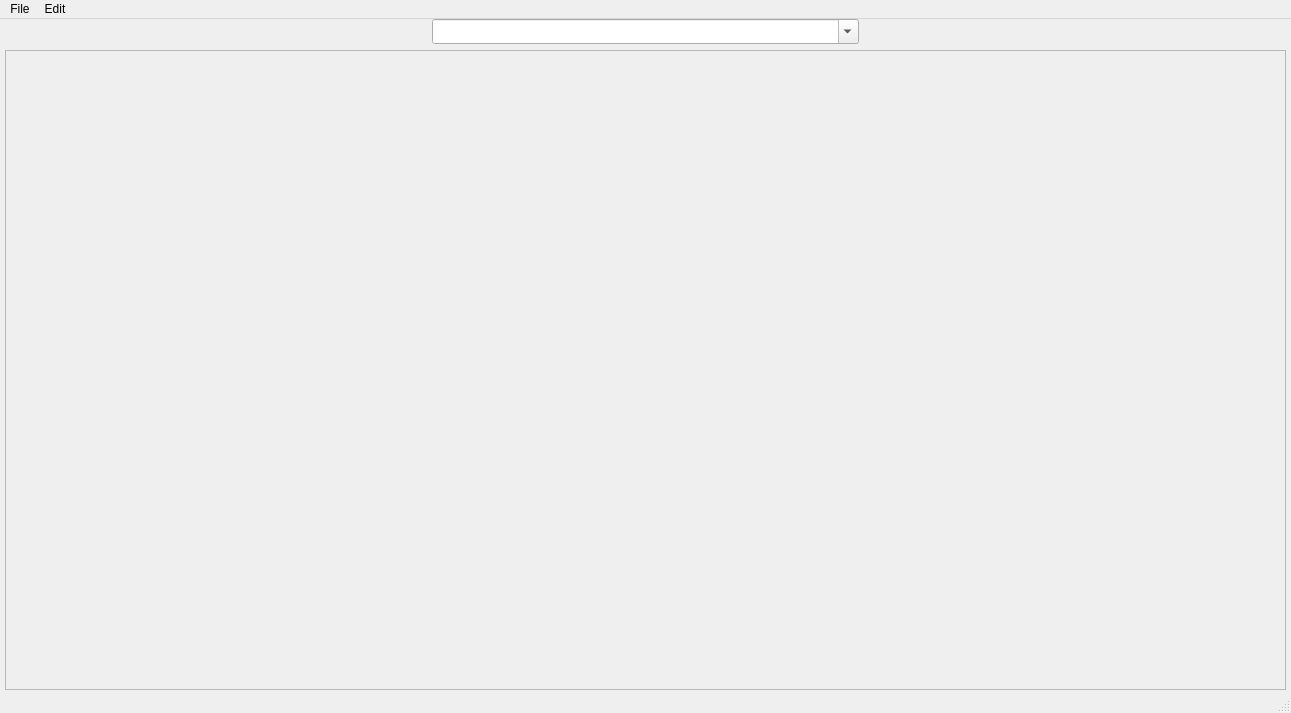
Qt form mainwindow.ui (Tenonymous/FSOBrowser) before a commit.
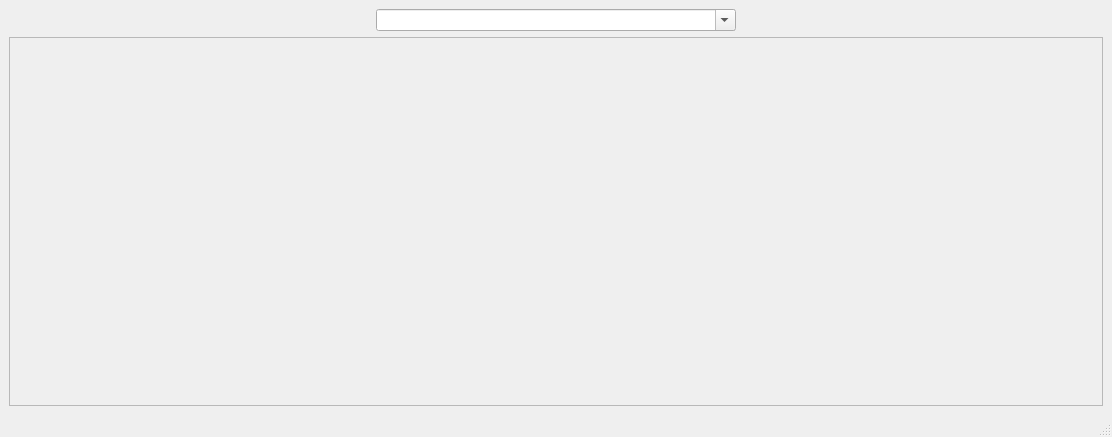
The same form after that commit.

Commit message: fixed window + QScopedPointer instead of raw pointer

```diff
--- a/mainwindow.ui
+++ b/mainwindow.ui
@@ -6,115 +6,104 @@
    <rect>
     <x>0</x>
     <y>0</y>
-    <width>1291</width>
-    <height>713</height>
+    <width>1112</width>
+    <height>437</height>
    </rect>
   </property>
   <property name="windowTitle">
    <string>MainWindow</string>
   </property>
   <widget class="QWidget" name="centralwidget">
-   <widget class="QWidget" name="layoutWidget">
-    <property name="geometry">
-     <rect>
-      <x>5</x>
-      <y>0</y>
-      <width>1281</width>
-      <height>671</height>
-     </rect>
-    </property>
-    <layout class="QVBoxLayout" name="verticalLayout">
-     <item>
-      <layout class="QHBoxLayout" name="horizontalLayout">
-       <item>
-        <spacer name="horizontalSpacer">
-         <property name="orientation">
-          <enum>Qt::Horizontal</enum>
-         </property>
-         <property name="sizeHint" stdset="0">
-          <size>
-           <width>281</width>
-           <height>21</height>
-          </size>
-         </property>
-        </spacer>
-       </item>
-       <item>
-        <widget class="QComboBox" name="addressBox">
-         <property name="sizePolicy">
-          <sizepolicy hsizetype="Expanding" vsizetype="Fixed">
-           <horstretch>0</horstretch>
-           <verstretch>0</verstretch>
-          </sizepolicy>
-         </property>
-         <property name="font">
-          <font>
-           <family>.SF NS Text</family>
-          </font>
-         </property>
-         <property name="editable">
-          <bool>true</bool>
-         </property>
-        </widget>
-       </item>
-       <item>
-        <spacer name="horizontalSpacer_2">
-         <property name="orientation">
-          <enum>Qt::Horizontal</enum>
-         </property>
-         <property name="sizeHint" stdset="0">
-          <size>
-           <width>281</width>
-           <height>21</height>
-          </size>
-         </property>
-        </spacer>
-       </item>
-      </layout>
-     </item>
-     <item>
-      <widget class="QScrollArea" name="siteArea">
-       <property name="widgetResizable">
-        <bool>true</bool>
+   <layout class="QGridLayout" name="gridLayout">
+    <item row="1" column="0" colspan="3">
+     <widget class="QScrollArea" name="siteArea">
+      <property name="sizePolicy">
+       <sizepolicy hsizetype="Expanding" vsizetype="Expanding">
+        <horstretch>0</horstretch>
+        <verstretch>0</verstretch>
+       </sizepolicy>
+      </property>
+      <property name="widgetResizable">
+       <bool>true</bool>
+      </property>
+      <widget class="QWidget" name="scrollAreaWidgetContents">
+       <property name="geometry">
+        <rect>
+         <x>0</x>
+         <y>0</y>
+         <width>1092</width>
+         <height>337</height>
+        </rect>
        </property>
-       <widget class="QWidget" name="scrollAreaWidgetContents">
-        <property name="geometry">
-         <rect>
-          <x>0</x>
-          <y>0</y>
-          <width>1277</width>
-          <height>635</height>
-         </rect>
-        </property>
-       </widget>
       </widget>
-     </item>
-    </layout>
-   </widget>
+     </widget>
+    </item>
+    <item row="0" column="1">
+     <widget class="QComboBox" name="addressBox">
+      <property name="editable">
+       <bool>true</bool>
+      </property>
+     </widget>
+    </item>
+    <item row="0" column="0">
+     <spacer name="horizontalSpacer">
+      <property name="orientation">
+       <enum>Qt::Horizontal</enum>
+      </property>
+      <property name="sizeType">
+       <enum>QSizePolicy::Fixed</enum>
+      </property>
+      <property name="sizeHint" stdset="0">
+       <size>
+        <width>20</width>
+        <height>20</height>
+       </size>
+      </property>
+     </spacer>
+    </item>
+    <item row="0" column="2">
+     <spacer name="horizontalSpacer_2">
+      <property name="orientation">
+       <enum>Qt::Horizontal</enum>
+      </property>
+      <property name="sizeType">
+       <enum>QSizePolicy::Fixed</enum>
+      </property>
+      <property name="sizeHint" stdset="0">
+       <size>
+        <width>20</width>
+        <height>20</height>
+       </size>
+      </property>
+     </spacer>
+    </item>
+    <item row="2" column="0">
+     <spacer name="verticalSpacer">
+      <property name="orientation">
+       <enum>Qt::Vertical</enum>
+      </property>
+      <property name="sizeType">
+       <enum>QSizePolicy::Fixed</enum>
+      </property>
+      <property name="sizeHint" stdset="0">
+       <size>
+        <width>0</width>
+        <height>0</height>
+       </size>
+      </property>
+     </spacer>
+    </item>
+   </layout>
   </widget>
   <widget class="QMenuBar" name="menubar">
    <property name="geometry">
     <rect>
      <x>0</x>
      <y>0</y>
-     <width>1291</width>
+     <width>1112</width>
      <height>22</height>
     </rect>
    </property>
-   <widget class="QMenu" name="menuFile">
-    <property name="title">
-     <string>File</string>
-    </property>
-    <addaction name="actionNew_window"/>
-   </widget>
-   <widget class="QMenu" name="menuEdit">
-    <property name="title">
-     <string>Edit</string>
-    </property>
-    <addaction name="actionCopy"/>
-   </widget>
-   <addaction name="menuFile"/>
-   <addaction name="menuEdit"/>
   </widget>
   <widget class="QStatusBar" name="statusbar"/>
   <action name="actionNew_window">
```
Left out of the diff: 10 changed lines with no effect on the pictures. The commit also changes 2 other files.
